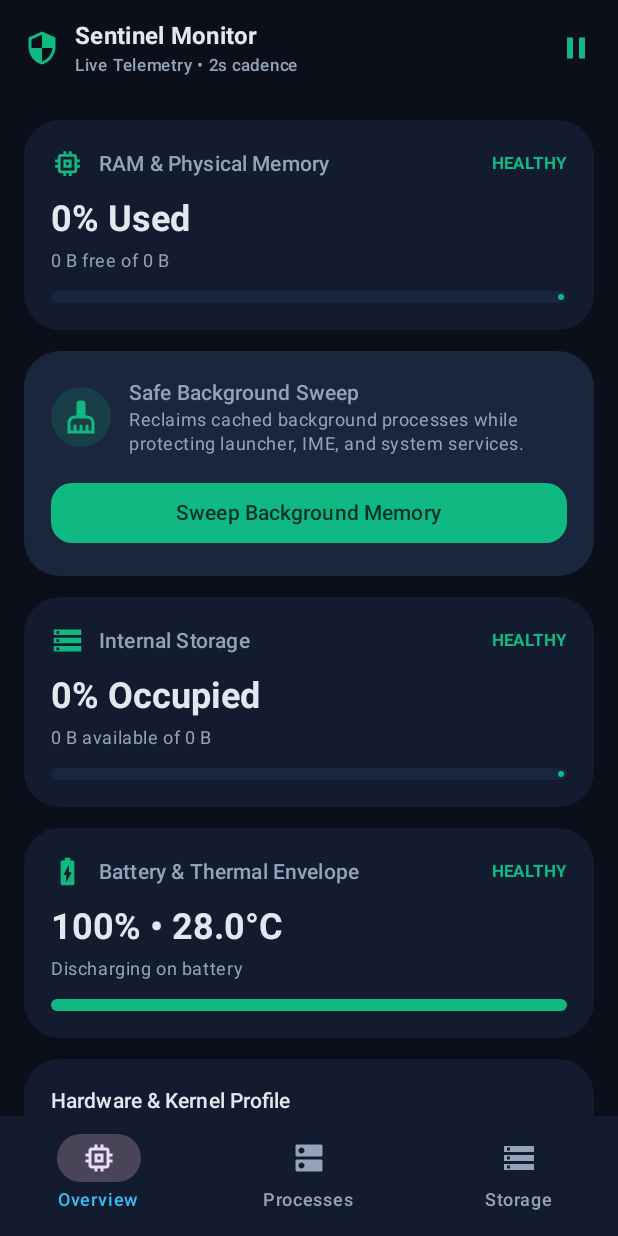
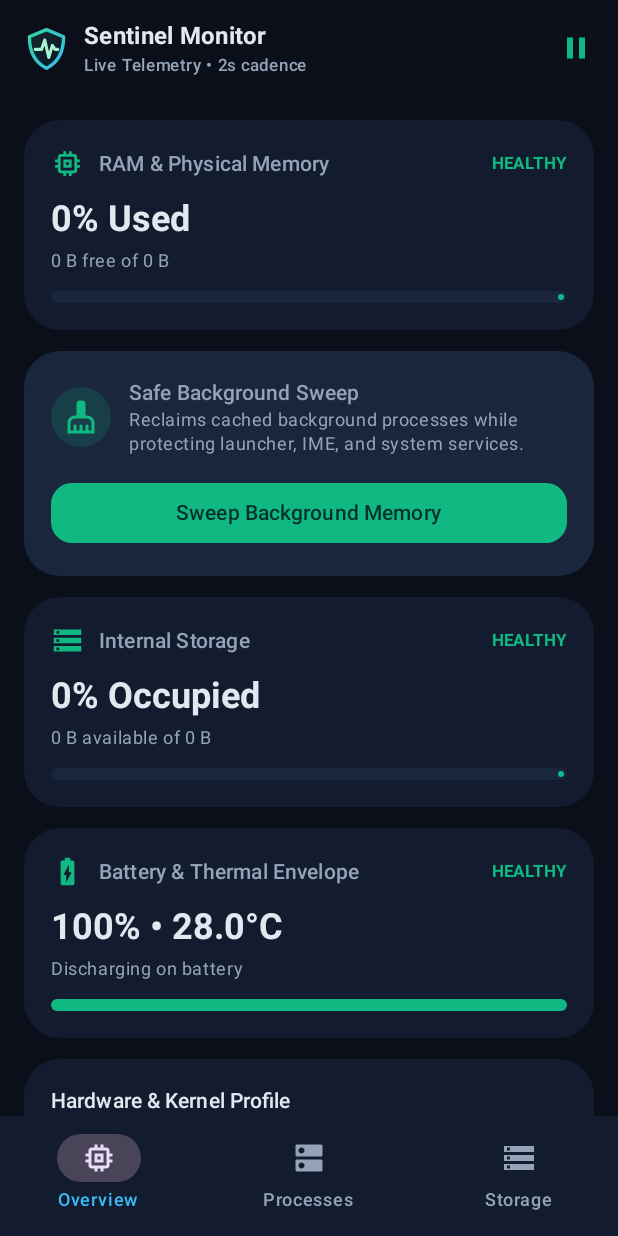
Before and after one commit to girdharmanas/SentinelMonitor, an Android app built with Jetpack Compose: the screen it shows after launch (MainActivity), on a phone screen of 412 x 824 dp. Run offline under Robolectric (Android 15) with nearby library versions, the phone set to English and light mode, and no system bars.

Commit message:
feat(brand): upgrade Sentinel Monitor to unified 3D-faceted Sentinel Suite icon family (v0.1.1)

```diff
--- a/app/build.gradle.kts
+++ b/app/build.gradle.kts
@@ -14,8 +14,8 @@ android {
         applicationId = "com.sentinel.monitor"
         minSdk = 26
         targetSdk = 35
-        versionCode = 1
-        versionName = "0.1.0"
+        versionCode = 2
+        versionName = "0.1.1"
 
         testInstrumentationRunner = "androidx.test.runner.AndroidJUnitRunner"
         vectorDrawables {
--- a/app/src/main/java/com/sentinel/monitor/ui/dashboard/SentinelApp.kt
+++ b/app/src/main/java/com/sentinel/monitor/ui/dashboard/SentinelApp.kt
@@ -3,6 +3,7 @@ package com.sentinel.monitor.ui.dashboard
 import android.content.Intent
 import android.net.Uri
 import android.provider.Settings
+import androidx.compose.foundation.Canvas
 import androidx.compose.foundation.background
 import androidx.compose.foundation.clickable
 import androidx.compose.foundation.layout.Arrangement
@@ -29,7 +30,6 @@ import androidx.compose.material.icons.filled.Memory
 import androidx.compose.material.icons.filled.Pause
 import androidx.compose.material.icons.filled.PlayArrow
 import androidx.compose.material.icons.filled.Search
-import androidx.compose.material.icons.filled.Security
 import androidx.compose.material.icons.filled.Storage
 import androidx.compose.material3.Button
 import androidx.compose.material3.ButtonDefaults
@@ -60,7 +60,13 @@ import androidx.compose.runtime.setValue
 import androidx.compose.ui.Alignment
 import androidx.compose.ui.Modifier
 import androidx.compose.ui.draw.clip
+import androidx.compose.ui.geometry.Offset
+import androidx.compose.ui.graphics.Brush
+import androidx.compose.ui.graphics.Color
+import androidx.compose.ui.graphics.Path
 import androidx.compose.ui.graphics.StrokeCap
+import androidx.compose.ui.graphics.StrokeJoin
+import androidx.compose.ui.graphics.drawscope.Stroke
 import androidx.compose.ui.graphics.vector.ImageVector
 import androidx.compose.ui.platform.LocalContext
 import androidx.compose.ui.text.font.FontWeight
@@ -120,12 +126,7 @@ fun SentinelApp() {
                 ),
                 title = {
                     Row(verticalAlignment = Alignment.CenterVertically) {
-                        Icon(
-                            imageVector = Icons.Default.Security,
-                            contentDescription = null,
-                            tint = SentinelEmerald,
-                            modifier = Modifier.size(24.dp)
-                        )
+                        SentinelMonitorCrestBadge(modifier = Modifier.size(30.dp))
                         Spacer(Modifier.width(10.dp))
                         Column {
                             Text(
@@ -593,3 +594,49 @@ private fun StorageTab(
         }
     }
 }
+
+@Composable
+private fun SentinelMonitorCrestBadge(modifier: Modifier = Modifier) {
+    Canvas(modifier = modifier) {
+        val w = size.width
+        val h = size.height
+        val shield = Path().apply {
+            moveTo(w * 0.50f, h * 0.08f)
+            lineTo(w * 0.88f, h * 0.24f)
+            cubicTo(w * 0.88f, h * 0.58f, w * 0.74f, h * 0.82f, w * 0.50f, h * 0.94f)
+            cubicTo(w * 0.26f, h * 0.82f, w * 0.12f, h * 0.58f, w * 0.12f, h * 0.24f)
+            close()
+        }
+        drawPath(
+            path = shield,
+            brush = Brush.linearGradient(
+                colors = listOf(Color(0xFF132A31), Color(0xFF0B1522)),
+                start = Offset(0f, 0f),
+                end = Offset(w, h)
+            )
+        )
+        drawPath(
+            path = shield,
+            brush = Brush.linearGradient(
+                colors = listOf(Color(0xFF34D399), Color(0xFF38BDF8)),
+                start = Offset(0f, 0f),
+                end = Offset(w, h)
+            ),
+            style = Stroke(width = w * 0.075f, join = StrokeJoin.Round)
+        )
+        val pulse = Path().apply {
+            moveTo(w * 0.25f, h * 0.52f)
+            lineTo(w * 0.39f, h * 0.52f)
+            lineTo(w * 0.46f, h * 0.31f)
+            lineTo(w * 0.55f, h * 0.70f)
+            lineTo(w * 0.63f, h * 0.43f)
+            lineTo(w * 0.69f, h * 0.52f)
+            lineTo(w * 0.75f, h * 0.52f)
+        }
+        drawPath(
+            path = pulse,
+            color = Color(0xFFA7F3D0),
+            style = Stroke(width = w * 0.068f, cap = StrokeCap.Round, join = StrokeJoin.Round)
+        )
+    }
+}
```
Also changed, not shown: app/src/main/res/drawable/ic_launcher_background.xml (+28 -7 lines), app/src/main/res/drawable/ic_launcher_foreground.xml (+92 -11 lines), app/src/main/res/drawable/ic_launcher_monochrome.xml (+7 -7 lines), 1 other file.
